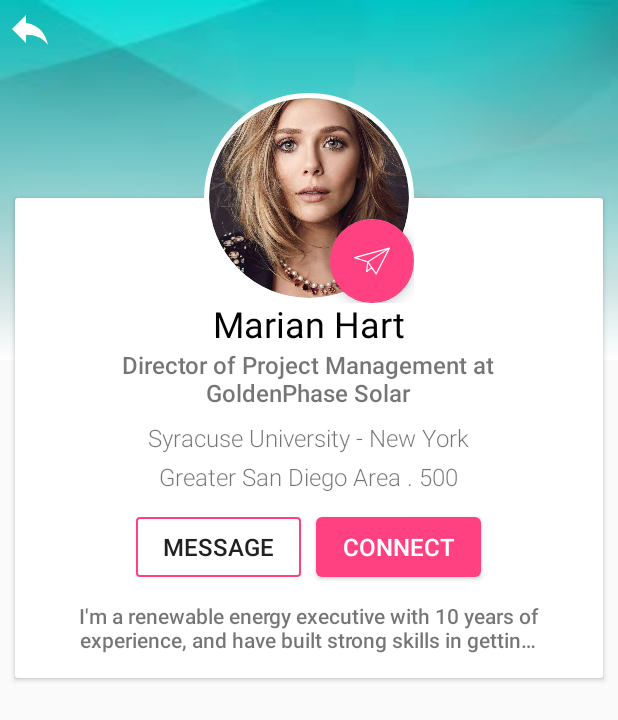
After one commit to darthoo/baseCleanApp, an Android app: the ProfileActivity screen opened directly, with no data from a screen before it, on a phone screen of 412 x 824 dp. The commit adds this screen. Shown: the top 720 px of the screen. Run offline under Robolectric (Android 15) with nearby library versions, the phone set to English and light mode, and no system bars; our stand-ins replace CircleImageView.

Commit message:
Added profile screen (stub)

```diff
--- a/presentation/build.gradle
+++ b/presentation/build.gradle
@@ -7,7 +7,7 @@ android {
     compileSdkVersion 27
     defaultConfig {
         applicationId "com.arentator.arentator"
-        minSdkVersion 19
+        minSdkVersion 21
         targetSdkVersion 26
         versionCode 1
         versionName "1.0"
--- a/presentation/src/main/AndroidManifest.xml
+++ b/presentation/src/main/AndroidManifest.xml
@@ -16,7 +16,8 @@
                 <category android:name="android.intent.category.LAUNCHER" />
             </intent-filter>
         </activity>
-        <activity android:name=".view.RegisterActivity"></activity>
+        <activity android:name=".view.RegisterActivity" />
+        <activity android:name=".view.ProfileActivity"></activity>
     </application>
 
 </manifest>
--- a/presentation/src/main/java/com/arentator/arentator/view/MainActivity.kt
+++ b/presentation/src/main/java/com/arentator/arentator/view/MainActivity.kt
@@ -3,14 +3,24 @@ package com.arentator.arentator.view
 import android.content.Intent
 import android.support.v7.app.AppCompatActivity
 import android.os.Bundle
+import android.support.v4.app.ActivityOptionsCompat
+import android.view.View
 
 import com.arentator.arentator.R
+import kotlinx.android.synthetic.main.activity_main.*
 
 class MainActivity : AppCompatActivity() {
 
     override fun onCreate(savedInstanceState: Bundle?) {
         super.onCreate(savedInstanceState)
         setContentView(R.layout.activity_main)
-        startActivity(Intent(this,RegisterActivity::class.java))
+        card.setOnClickListener{startProfileActivity()}
+    }
+
+    private fun startProfileActivity(){
+        val avatarTransition = resources.getString(R.string.user_avatar_transition)
+        val intent = Intent(this, ProfileActivity::class.java)
+        val options = ActivityOptionsCompat.makeSceneTransitionAnimation(this, avatar as View, avatarTransition)
+        startActivity(intent, options.toBundle())
     }
 }
--- /dev/null
+++ b/presentation/src/main/java/com/arentator/arentator/view/ProfileActivity.kt
@@ -0,0 +1,22 @@
+package com.arentator.arentator.view
+
+import android.os.Build
+import android.support.v7.app.AppCompatActivity
+import android.os.Bundle
+import android.support.transition.Explode
+import com.arentator.arentator.R
+import kotlinx.android.synthetic.main.view_profile.*
+
+class ProfileActivity : AppCompatActivity() {
+
+    override fun onCreate(savedInstanceState: Bundle?) {
+        super.onCreate(savedInstanceState)
+        setContentView(R.layout.activity_profile)
+
+        if(Build.VERSION.SDK_INT >= Build.VERSION_CODES.LOLLIPOP) {
+            photoHeader.translationZ = 6f
+            photoHeader.invalidate()
+        }
+
+    }
+}
--- /dev/null
+++ b/presentation/src/main/res/drawable/ic_back_arrow.xml
@@ -0,0 +1,4 @@
+<vector android:height="24dp" android:viewportHeight="459.0"
+    android:viewportWidth="459.0" android:width="24dp" xmlns:android="http://schemas.android.com/apk/res/android">
+    <path android:fillColor="#FFFFFF" android:pathData="M178.5,140.3v-102L0,216.8l178.5,178.5V290.7c127.5,0 216.8,40.8 280.5,130.1C433.5,293.3 357,165.8 178.5,140.3z"/>
+</vector>
--- /dev/null
+++ b/presentation/src/main/res/drawable/ic_message.xml
@@ -0,0 +1,4 @@
+<vector android:height="24dp" android:viewportHeight="60.064"
+    android:viewportWidth="60.064" android:width="24dp" xmlns:android="http://schemas.android.com/apk/res/android">
+    <path android:fillColor="#FFFFFF" android:pathData="M59.84,7.9c-0.22,-0.27 -0.56,-0.39 -0.89,-0.35c-0.08,0 -0.15,0.02 -0.22,0.04L0.74,23.35C0.31,23.47 0.01,23.85 0,24.29c-0.01,0.44 0.27,0.84 0.69,0.98l21.22,6.95l-1.9,15.18c-0.05,0.4 0.14,0.79 0.49,0.99c0.16,0.09 0.33,0.13 0.5,0.13c0.22,0 0.43,-0.07 0.61,-0.21l7.76,-5.95l6.81,9.73c0.19,0.27 0.49,0.43 0.82,0.43c0.02,0 0.05,-0 0.07,-0c0.35,-0.02 0.66,-0.23 0.82,-0.54l22.06,-43C60.13,8.63 60.09,8.2 59.84,7.9zM52.9,11.24L22.86,30.43L4.48,24.41L52.9,11.24zM22.29,45.28l1.38,-11.05l4.55,6.51L22.29,45.28zM36.87,49.59L24.42,31.81l32.1,-20.51L36.87,49.59z"/>
+</vector>
--- /dev/null
+++ b/presentation/src/main/res/drawable/profile_background.xml
@@ -0,0 +1,22 @@
+<?xml version="1.0" encoding="utf-8"?>
+<layer-list xmlns:android="http://schemas.android.com/apk/res/android">
+    <!-- The background image of Tokyo we will use -->
+    <item android:height="240dp">
+        <bitmap
+            android:src="@drawable/second_profile_background" />
+    </item>
+
+    <!-- Create the gradient so that the this background starts of transparent
+         and gradually fades to into background. This will make the picture look
+         like it is gradually fading -->
+    <item android:height="240dp">
+        <shape
+            android:shape="rectangle">
+            <gradient
+                android:angle="270"
+                android:startColor="@android:color/transparent"
+                android:endColor="@android:color/white">
+            </gradient>
+        </shape>
+    </item>
+</layer-list>
--- /dev/null
+++ b/presentation/src/main/res/drawable/shape_bordered_button.xml
@@ -0,0 +1,5 @@
+<?xml version="1.0" encoding="utf-8"?>
+<shape xmlns:android="http://schemas.android.com/apk/res/android">
+    <corners android:radius="2dp"/>
+    <stroke android:color="@color/colorAccent" android:width="1dp"/>
+</shape>
--- /dev/null
+++ b/presentation/src/main/res/drawable/shape_profile_card.xml
@@ -0,0 +1,5 @@
+<?xml version="1.0" encoding="utf-8"?>
+<shape xmlns:android="http://schemas.android.com/apk/res/android">
+    <corners android:radius="2dp" />
+    <solid android:color="@android:color/white" />
+</shape>
--- /dev/null
+++ b/presentation/src/main/res/drawable/shape_solid_button.xml
@@ -0,0 +1,5 @@
+<?xml version="1.0" encoding="utf-8"?>
+<shape xmlns:android="http://schemas.android.com/apk/res/android">
+<corners android:radius="4dp" />
+<solid android:color="@color/colorAccent" />
+</shape>
--- a/presentation/src/main/res/layout/activity_main.xml
+++ b/presentation/src/main/res/layout/activity_main.xml
@@ -1,19 +1,44 @@
 <?xml version="1.0" encoding="utf-8"?>
-<android.support.constraint.ConstraintLayout xmlns:android="http://schemas.android.com/apk/res/android"
+<RelativeLayout xmlns:android="http://schemas.android.com/apk/res/android"
     xmlns:app="http://schemas.android.com/apk/res-auto"
     xmlns:tools="http://schemas.android.com/tools"
     android:layout_width="match_parent"
     android:layout_height="match_parent"
     tools:context="com.arentator.arentator.view.MainActivity">
 
-    <TextView
-        android:layout_width="wrap_content"
+
+    <android.support.v7.widget.CardView
+        android:id="@+id/card"
+        android:layout_width="match_parent"
         android:layout_height="wrap_content"
-        android:text="Hello World!"
-        app:layout_constraintBottom_toBottomOf="parent"
-        app:layout_constraintLeft_toLeftOf="parent"
-        app:layout_constraintRight_toRightOf="parent"
-        app:layout_constraintTop_toTopOf="parent" />
+        android:layout_centerInParent="true">
+
+        <RelativeLayout
+            android:layout_width="match_parent"
+            android:layout_height="wrap_content"
+            android:padding="10dp">
+
+            <de.hdodenhof.circleimageview.CircleImageView
+                android:id="@+id/avatar"
+                android:layout_width="80dp"
+                android:layout_height="80dp"
+                android:transitionName="@string/user_avatar_transition"
+                android:src="@drawable/user_avatar"/>
+
+            <android.support.v7.widget.AppCompatTextView
+                android:id="@+id/tvUsername"
+                android:layout_width="match_parent"
+                android:layout_height="wrap_content"
+                android:text="@string/test_user_name"
+                android:layout_toEndOf="@id/avatar"
+                android:textSize="22sp"
+                android:textColor="#000000"
+                android:transitionName="@string/username_transition"
+                android:layout_centerVertical="true"
+                android:padding="10dp"/>
+        </RelativeLayout>
+
+    </android.support.v7.widget.CardView>
 
 
-</android.support.constraint.ConstraintLayout>
+</RelativeLayout>
--- /dev/null
+++ b/presentation/src/main/res/layout/activity_profile.xml
@@ -0,0 +1,21 @@
+<?xml version="1.0" encoding="utf-8"?>
+<LinearLayout
+    xmlns:android="http://schemas.android.com/apk/res/android"
+    xmlns:tools="http://schemas.android.com/tools"
+    android:orientation="vertical"
+    android:layout_width="match_parent"
+    android:layout_height="match_parent"
+    android:background="@drawable/profile_background">
+
+    <ImageView
+        android:layout_width="wrap_content"
+        android:layout_height="wrap_content"
+        android:layout_marginTop="8dp"
+        android:layout_marginLeft="8dp"
+        android:layout_marginStart="8dp"
+        android:clickable="true"
+        android:background="@drawable/ic_back_arrow"/>
+
+    <include layout="@layout/view_profile"/>
+
+</LinearLayout>
--- /dev/null
+++ b/presentation/src/main/res/layout/view_photo_header.xml
@@ -0,0 +1,22 @@
+<?xml version="1.0" encoding="utf-8"?>
+<FrameLayout xmlns:android="http://schemas.android.com/apk/res/android"
+    android:layout_width="wrap_content"
+    android:layout_height="wrap_content"
+    xmlns:app="http://schemas.android.com/apk/res-auto">
+
+    <de.hdodenhof.circleimageview.CircleImageView
+        android:id="@+id/civProfilePic"
+        android:layout_width="140dp"
+        android:layout_height="140dp"
+        android:src="@drawable/user_avatar"
+        app:civ_border_color="#ffffff"
+        app:civ_border_width="3dp"
+        android:transitionName="@string/user_avatar_transition"/>
+
+    <android.support.design.widget.FloatingActionButton
+        android:id="@+id/tvLevel"
+        android:layout_width="wrap_content"
+        android:layout_height="wrap_content"
+        android:layout_gravity="bottom|end"
+        android:src="@drawable/ic_message"/>
+</FrameLayout>
--- /dev/null
+++ b/presentation/src/main/res/layout/view_profile.xml
@@ -0,0 +1,132 @@
+<?xml version="1.0" encoding="utf-8"?>
+<android.support.design.widget.CoordinatorLayout xmlns:android="http://schemas.android.com/apk/res/android"
+    xmlns:app="http://schemas.android.com/apk/res-auto"
+    android:layout_width="match_parent"
+    android:layout_height="wrap_content">
+
+    <RelativeLayout
+        android:id="@+id/relativeLayout"
+        android:layout_width="match_parent"
+        android:layout_height="match_parent"
+        android:layout_marginBottom="16dp"
+        android:layout_marginEnd="10dp"
+        android:layout_marginLeft="10dp"
+        android:layout_marginRight="10dp"
+        android:layout_marginStart="10dp"
+        android:layout_marginTop="100dp"
+        android:background="@drawable/shape_profile_card"
+        android:elevation="2dp"
+        android:paddingBottom="16dp">
+
+        <TextView
+            android:id="@+id/tvName"
+            android:layout_width="wrap_content"
+            android:layout_height="wrap_content"
+            android:layout_alignParentTop="true"
+            android:layout_centerHorizontal="true"
+            android:layout_marginTop="67dp"
+            android:fontFamily="sans-serif"
+            android:text="@string/test_user_name"
+            android:textColor="@android:color/black"
+            android:transitionName="@string/username_transition"
+            android:textSize="24sp" />
+
+        <TextView
+            android:id="@+id/tvTitle"
+            android:layout_width="250dp"
+            android:layout_height="wrap_content"
+            android:layout_below="@id/tvName"
+            android:layout_centerHorizontal="true"
+            android:layout_marginBottom="8dp"
+            android:fontFamily="sans-serif-medium"
+            android:gravity="center"
+            android:lines="2"
+            android:text="Director of Project Management at GoldenPhase Solar"
+            android:textSize="16sp" />
+
+        <TextView
+            android:id="@+id/tvEducation"
+            android:layout_width="wrap_content"
+            android:layout_height="wrap_content"
+            android:layout_below="@id/tvTitle"
+            android:layout_centerHorizontal="true"
+            android:layout_marginBottom="4dp"
+            android:fontFamily="sans-serif-light"
+            android:text="Syracuse University - New York"
+            android:textSize="16sp" />
+
+        <TextView
+            android:id="@+id/tvAddress"
+            android:layout_width="wrap_content"
+            android:layout_height="wrap_content"
+            android:layout_below="@id/tvEducation"
+            android:layout_centerHorizontal="true"
+            android:layout_marginBottom="16dp"
+            android:fontFamily="sans-serif-light"
+            android:text="Greater San Diego Area . 500"
+            android:textSize="16sp" />
+
+        <Space
+            android:id="@+id/spaceHolder"
+            android:layout_width="10dp"
+            android:layout_height="0dp"
+            android:layout_below="@id/tvEducation"
+            android:layout_centerHorizontal="true" />
+
+        <Button
+            android:id="@+id/btnMessage"
+            android:layout_width="110dp"
+            android:layout_height="40dp"
+            android:layout_below="@id/tvAddress"
+            android:layout_marginBottom="16dp"
+            android:layout_toLeftOf="@id/spaceHolder"
+            android:layout_toStartOf="@id/spaceHolder"
+            android:background="@drawable/shape_bordered_button"
+            android:fontFamily="sans-serif-medium"
+            android:paddingEnd="10dp"
+            android:paddingLeft="10dp"
+            android:paddingRight="10dp"
+            android:paddingStart="10dp"
+            android:text="message"
+            android:textColor="@color/colorPrimaryText"
+            android:textSize="16sp" />
+
+        <Button
+            android:layout_width="110dp"
+            android:layout_height="40dp"
+            android:layout_below="@id/tvAddress"
+            android:layout_marginBottom="16dp"
+            android:layout_toEndOf="@id/spaceHolder"
+            android:layout_toRightOf="@id/spaceHolder"
+            android:background="@drawable/shape_solid_button"
+            android:fontFamily="sans-serif-medium"
+            android:paddingEnd="10dp"
+            android:paddingLeft="10dp"
+            android:paddingRight="10dp"
+            android:paddingStart="10dp"
+            android:text="connect"
+            android:textColor="@android:color/white"
+            android:textSize="16sp" />
+
+        <TextView
+            android:id="@+id/tvSummary"
+            android:layout_width="310dp"
+            android:layout_height="wrap_content"
+            android:layout_below="@id/btnMessage"
+            android:layout_centerHorizontal="true"
+            android:ellipsize="end"
+            android:fontFamily="sans-serif-medium"
+            android:gravity="center"
+            android:lines="2"
+            android:text="I'm a renewable energy executive with 10 years of experience, and have built strong skills in getting companies"
+            android:textSize="14sp" />
+    </RelativeLayout>
+
+    <include
+        android:id="@+id/photoHeader"
+        layout="@layout/view_photo_header"
+        android:layout_width="wrap_content"
+        android:layout_height="wrap_content"
+        app:layout_anchor="@id/relativeLayout"
+        app:layout_anchorGravity="top|center" />
+</android.support.design.widget.CoordinatorLayout>
--- /dev/null
+++ b/presentation/src/main/res/transition/transition_explode.xml
@@ -0,0 +1,6 @@
+<?xml version="1.0" encoding="utf-8"?>
+<explode xmlns:android="http://schemas.android.com/apk/res/android">
+    <targets>
+        <target android:excludeId="@android:id/statusBarBackground" />
+    </targets>
+</explode>
--- a/presentation/src/main/res/values/strings.xml
+++ b/presentation/src/main/res/values/strings.xml
@@ -1,5 +1,8 @@
 <resources>
     <string name="app_name">Arentator</string>
+    <string name="user_avatar_transition">userAvatarTransition</string>
+    <string name="username_transition">usernameTransition</string>
+    <string name="test_user_name">Marian Hart</string>
     <string name="sign_up">Sign Up</string>
     <string name="sign_in">Sign In</string>
     <string name="email">Email</string>
--- a/presentation/src/main/res/values/styles.xml
+++ b/presentation/src/main/res/values/styles.xml
@@ -1,11 +1,22 @@
 <resources>
 
     <!-- Base application theme. -->
-    <style name="AppTheme" parent="Theme.AppCompat.Light.DarkActionBar">
+    <style name="AppTheme" parent="Theme.AppCompat.Light.NoActionBar">
         <!-- Customize your theme here. -->
         <item name="colorPrimary">@color/colorPrimary</item>
         <item name="colorPrimaryDark">@color/colorPrimaryDark</item>
         <item name="colorAccent">@color/colorAccent</item>
+        <item name="android:windowContentTransitions">true</item>
+        <item name="android:windowActivityTransitions">true</item>
+
+        <!-- specify enter and exit transitions -->
+        <item name="android:windowEnterTransition">@transition/transition_explode</item>
+        <item name="android:windowExitTransition">@transition/transition_explode</item>
+
+        <!-- specify shared element transitions -->
+        <item name="android:windowSharedElementEnterTransition">@android:transition/move</item>
+        <item name="android:windowSharedElementExitTransition">@android:transition/move</item>
+
     </style>
 
 </resources>
```
Also changed, not shown: presentation/src/main/res/drawable/img_profile_background.jpg (added), presentation/src/main/res/drawable/second_profile_background.jpg (added), presentation/src/main/res/drawable/user_avatar.jpg (added).
